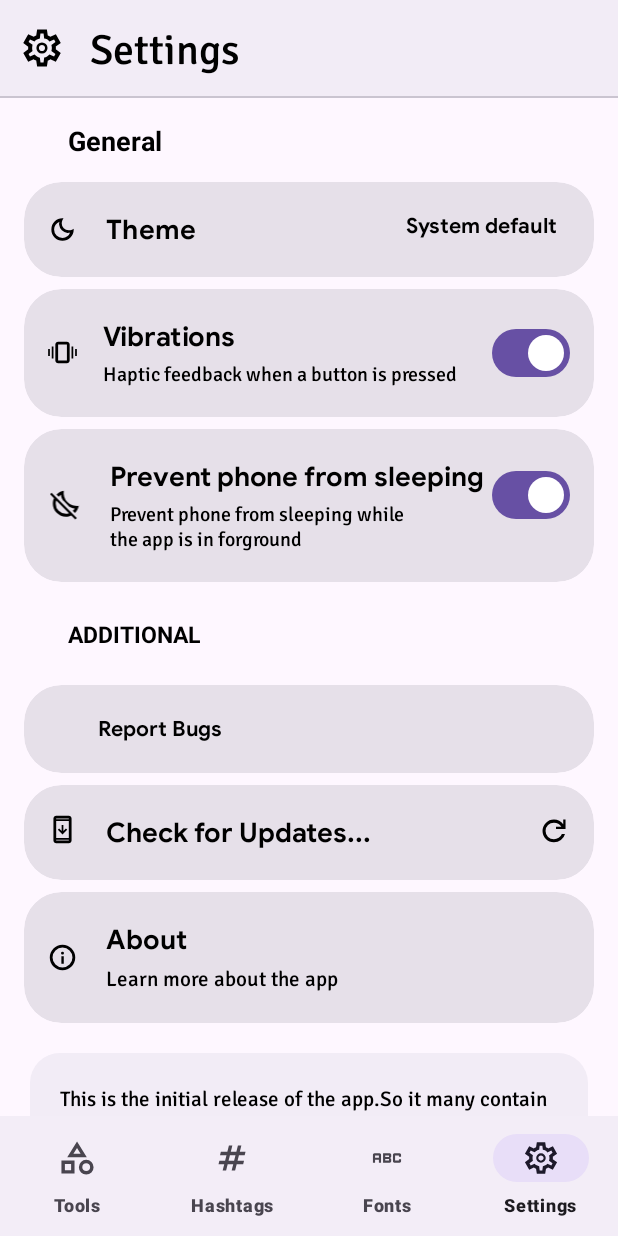
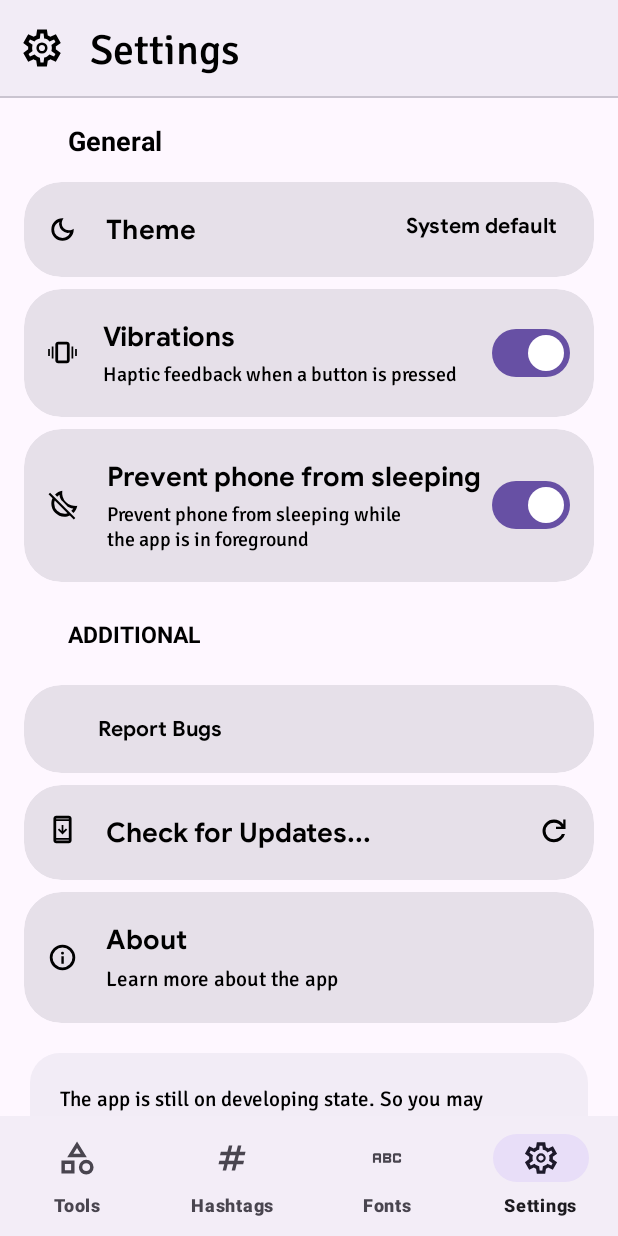
Before and after one commit to albin897/Hashtag-Generator-Funding-Page, an Android app: the screen it shows after launch (MainActivity), item 4 of the bottom bar chosen, on a phone screen of 412 x 824 dp. Run offline under Robolectric (Android 15) with nearby library versions, the phone set to English and light mode, and no system bars.

```diff
--- a/app/src/main/java/abc/sadnoxx/hashtaggenerator/MainActivity.kt
+++ b/app/src/main/java/abc/sadnoxx/hashtaggenerator/MainActivity.kt
@@ -4,8 +4,12 @@ import abc.sadnoxx.hashtaggenerator.fragments.fonts.FontsFragment
 import abc.sadnoxx.hashtaggenerator.fragments.hashtag.HashtagMainFragment
 import abc.sadnoxx.hashtaggenerator.fragments.settings.SettingsFragment
 import abc.sadnoxx.hashtaggenerator.fragments.tools.ToolsFragment
+import android.content.Context
+import android.content.SharedPreferences
 import android.os.Build
 import android.os.Bundle
+import android.os.VibrationEffect
+import android.os.Vibrator
 import android.preference.PreferenceManager
 import android.view.WindowManager
 import androidx.appcompat.app.AppCompatActivity
@@ -27,14 +31,15 @@ class MainActivity : AppCompatActivity() {
     private lateinit var bottomNavigationView: BottomNavigationView
     private lateinit var viewPager: ViewPager
     private lateinit var pagerAdapter: ViewPagerAdapter
-
+    private lateinit var sharedPreferences: SharedPreferences
     override fun onCreate(savedInstanceState: Bundle?) {
         super.onCreate(savedInstanceState)
-        val sharedPreferences = PreferenceManager.getDefaultSharedPreferences(this)
+         sharedPreferences = PreferenceManager.getDefaultSharedPreferences(this)
         val savedTheme = sharedPreferences.getInt(KEY_THEME, THEME_SYSTEM)
         applyDeviceTheme(savedTheme)
         setContentView(R.layout.activity_main)
 
+        val vibrator = getSystemService(Context.VIBRATOR_SERVICE) as Vibrator
 
 
         viewPager = findViewById(R.id.viewPager)
@@ -87,6 +92,7 @@ class MainActivity : AppCompatActivity() {
 
             override fun onPageSelected(position: Int) {
                 bottomNavigationView.menu.getItem(position).isChecked = true
+                performHapticFeedback(vibrator)
             }
 
             override fun onPageScrollStateChanged(state: Int) {
@@ -142,4 +148,18 @@ class MainActivity : AppCompatActivity() {
             }
         }
     }
+    private fun performHapticFeedback(vibrator: Vibrator,) {
+
+        val vibrationEnabled = sharedPreferences.getBoolean("vibrationSwitch", true)
+
+        if (vibrationEnabled) {
+            // Trigger haptic feedback for a short duration
+            if (Build.VERSION.SDK_INT >= Build.VERSION_CODES.O) {
+                vibrator.vibrate(VibrationEffect.createOneShot(30, VibrationEffect.DEFAULT_AMPLITUDE))
+            } else {
+                // Deprecated in API 26
+                vibrator.vibrate(30)
+            }}
+    }
+
 }
--- a/app/src/main/res/layout/fragment_settings.xml
+++ b/app/src/main/res/layout/fragment_settings.xml
@@ -200,31 +200,29 @@
                     android:layout_marginEnd="16dp"
                     app:cardCornerRadius="25dp">
 
-                    <LinearLayout
+                    <RelativeLayout
                         android:layout_width="match_parent"
                         android:layout_height="match_parent"
-                        android:orientation="horizontal"
                         android:paddingTop="20dp"
                         android:paddingBottom="20dp">
 
-
                         <ImageView
+                            android:id="@+id/bedtimeImage"
                             android:layout_width="wrap_content"
                             android:layout_height="wrap_content"
-                            android:layout_gravity="center"
-                            android:layout_weight="1"
-                            android:paddingStart="16dp"
-                            android:paddingLeft="16dp"
-
+                            android:layout_centerVertical="true"
+                            android:layout_marginStart="16dp"
+                            android:layout_marginLeft="16dp"
                             android:src="@drawable/bedtime" />
 
                         <LinearLayout
                             android:layout_width="wrap_content"
-                            android:layout_height="wrap_content"
+                            android:layout_height="match_parent"
+                            android:layout_toEndOf="@id/bedtimeImage"
                             android:layout_marginStart="19dp"
                             android:layout_marginLeft="19dp"
-                            android:layout_weight="2"
-                            android:orientation="vertical">
+                            android:orientation="vertical"
+                            android:layout_toRightOf="@id/bedtimeImage">
 
                             <TextView
                                 android:layout_width="wrap_content"
@@ -240,26 +238,29 @@
                                 android:fontFamily="@font/signikanegative_medium"
                                 android:lines="2"
                                 android:paddingTop="4dp"
-                                android:text="Prevent phone from sleeping while\nthe app is in forground"
+                                android:text="Prevent phone from sleeping while\nthe app is in foreground"
                                 android:textColor="@color/text_color"
                                 android:textSize="13sp" />
 
                         </LinearLayout>
 
-                        <com.google.android.material.materialswitch.MaterialSwitch
 
+
+
+                    <com.google.android.material.materialswitch.MaterialSwitch
                             android:id="@+id/sleepingSwitch"
                             android:layout_width="wrap_content"
                             android:layout_height="wrap_content"
+                            android:layout_alignParentEnd="true"
+                            android:layout_centerVertical="true"
+                            android:layout_marginEnd="16dp"
+                            android:layout_alignParentRight="true"
+                            android:layout_marginRight="16dp" />
 
-                            android:paddingEnd="16dp"
-                            android:paddingRight="16dp" />
+                    </RelativeLayout>
+                </com.google.android.material.card.MaterialCardView>
 
 
-                    </LinearLayout>
-
-
-                </com.google.android.material.card.MaterialCardView>
 
                 <TextView
                     android:layout_width="match_parent"
@@ -416,6 +417,7 @@
 
 
                                 <Button
+                                    android:id="@+id/updateBtn"
                                     style="?attr/materialButtonOutlinedStyle"
                                     android:layout_width="wrap_content"
                                     android:layout_height="wrap_content"
--- a/app/src/main/res/values/strings.xml
+++ b/app/src/main/res/values/strings.xml
@@ -41,7 +41,7 @@
     <string name="seperator_question">Select the separator you want to use to  separate the hashtags</string>
     <string name="general"><b>General</b></string>
     <string name="additional"><b>ADDITIONAL</b></string>
-    <string name="bugs_report">This is the initial release of the app.So it many contain many bugs that needs to be addressed. You can report the bugs you notice through the REPORT BUGS card or contact me through the contact me section in playstore. It will help the app to be more optimized.</string>
+    <string name="bugs_report">The app is still on developing state. So you may encounter some bugs and app not responding errors. You can report the bugs you notice through the REPORT BUGS card or contact me through the contact me section in playstore. We will look into it and it will be fixed on the upcoming update.</string>
 
 
     <string name="MPh_1">#india #love #instagood #photography #photooftheday #travel #nature #instagram #fashion #beautiful #travelphotography #followme #instadaily #mumbai #like4like #style #naturephotography #art #wanderlust #photo #happy #travelgram #incredibleindia #fun #instalike #life #like #cute
```
Also changed, not shown: app/src/main/java/abc/sadnoxx/hashtaggenerator/fragments/hashtag/hashtags/HashtagsFragment.kt (+30 -9 lines), app/src/main/java/abc/sadnoxx/hashtaggenerator/fragments/settings/SettingsFragment.kt (+15 -3 lines).
